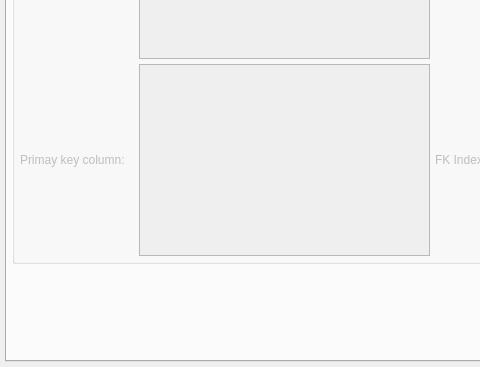
Qt form libs/libgui/ui/dbobjects/relationshipwidget.ui (arichiardi/pgmodeler) before a commit; both pictures show x 0 to 480 and y 891 to 1258 of the 858 by 1258 pixel window.
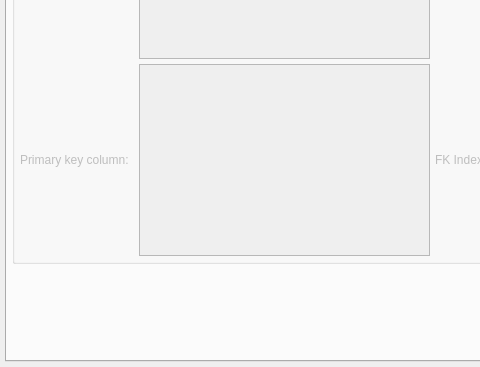
The same form after that commit. The open tabs and pages were chosen to show the change. Icons and pictures are not drawn.

Commit message: Improve English grammar in internationalization strings on relationshipwidget.ui

The edit to the form file:
```diff
--- a/libs/libgui/ui/dbobjects/relationshipwidget.ui
+++ b/libs/libgui/ui/dbobjects/relationshipwidget.ui
@@ -780,7 +780,7 @@
                 <string>Pattern for primary key generated by identifier relationship.</string>
                </property>
                <property name="text">
-                <string>Primay key column:</string>
+                <string>Primary key column:</string>
                </property>
               </widget>
              </item>
```
Left out of the diff: 2 changed lines with no effect on the pictures.
